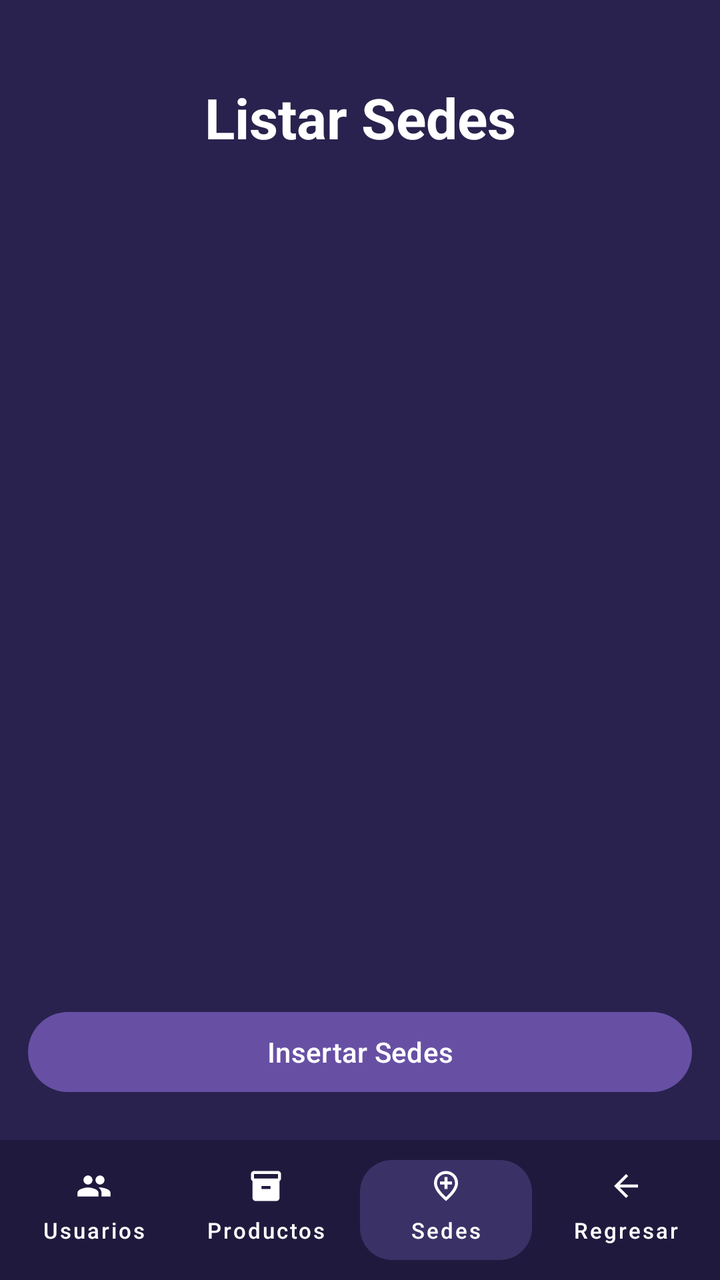
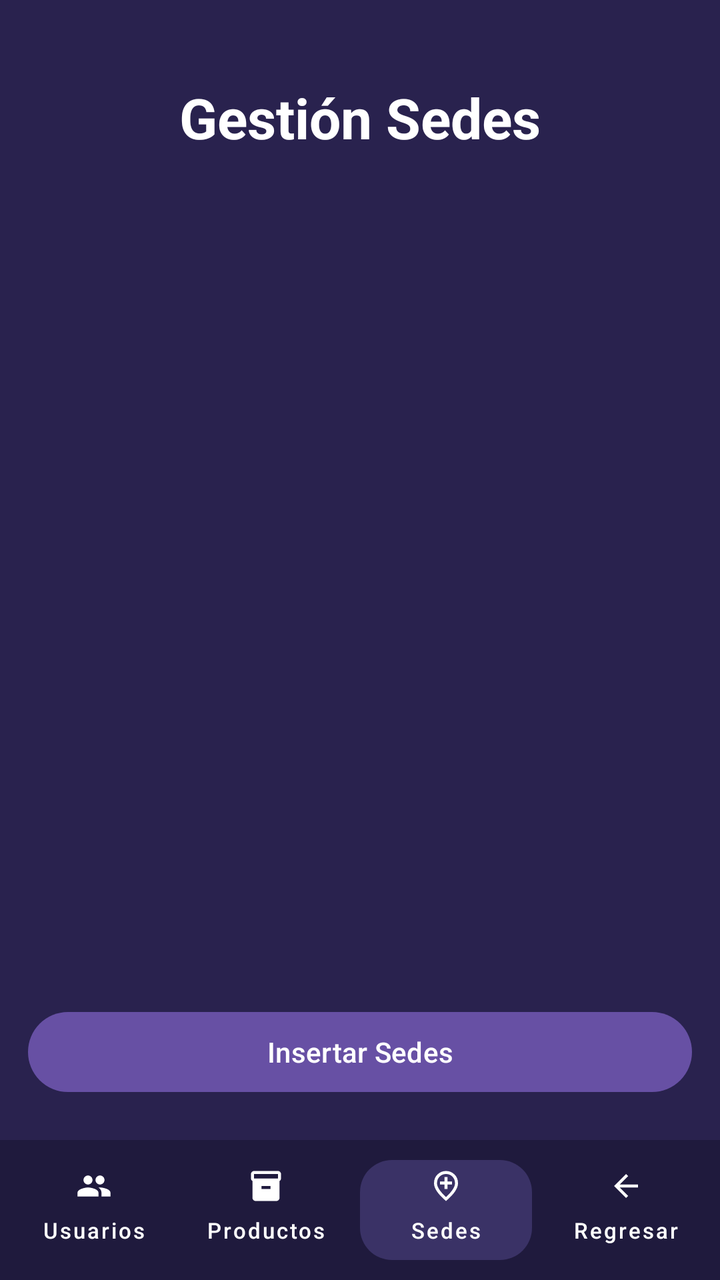

Screens rendered from an Android XML layout before and after an edit, with the pre-edit source and the edit as a unified diff.
<!-- AndroidManifest.xml: application theme Theme.AlcamenProyectoFinal -->
<!-- res/layout/activity_frm_listar_sedes.xml -->
<?xml version="1.0" encoding="utf-8"?>
<androidx.constraintlayout.widget.ConstraintLayout xmlns:android="http://schemas.android.com/apk/res/android"
    xmlns:app="http://schemas.android.com/apk/res-auto"
    xmlns:tools="http://schemas.android.com/tools"
    android:id="@+id/main"
    android:layout_width="match_parent"
    android:layout_height="match_parent"
    android:background="#29224E"
    tools:context=".Vista.frmListarSedes">

    <TextView
        android:id="@+id/tvTituloListarSedes"
        android:layout_width="wrap_content"
        android:layout_height="wrap_content"
        android:layout_marginTop="40dp"
        android:text="Listar Sedes"
        android:textColor="#FFFFFF"
        android:textSize="28sp"
        android:textStyle="bold"
        app:layout_constraintEnd_toEndOf="parent"
        app:layout_constraintStart_toStartOf="parent"
        app:layout_constraintTop_toTopOf="parent" />

    <androidx.recyclerview.widget.RecyclerView
        android:id="@+id/rvSedes"
        android:layout_width="0dp"
        android:layout_height="0dp"
        android:layout_marginTop="16dp"
        android:layout_marginBottom="12dp"
        android:clipToPadding="false"
        android:paddingBottom="8dp"
        app:layout_constraintBottom_toTopOf="@+id/containerBotones"
        app:layout_constraintEnd_toEndOf="parent"
        app:layout_constraintHorizontal_bias="0.0"
        app:layout_constraintStart_toStartOf="parent"
        app:layout_constraintTop_toBottomOf="@+id/tvTituloListarSedes"
        app:layout_constraintVertical_bias="0.0"
        tools:listitem="@layout/item_sede" />

    <LinearLayout
        android:id="@+id/containerBotones"
        android:layout_width="332dp"
        android:layout_height="wrap_content"
        android:layout_marginBottom="12dp"
        android:orientation="vertical"
        app:layout_constraintBottom_toTopOf="@+id/bottomBar"
        app:layout_constraintEnd_toEndOf="parent"
        app:layout_constraintStart_toStartOf="parent">

        <Button
            android:id="@+id/button78"
            android:layout_width="match_parent"
            android:layout_height="wrap_content"
            android:layout_marginBottom="8dp"
            android:onClick="btnInsertarSedes"
            android:text="Insertar Sedes" />
    </LinearLayout>

    <LinearLayout
        android:id="@+id/bottomBar"
        android:layout_width="match_parent"
        android:layout_height="70dp"
        android:background="#1F1A3D"
        android:gravity="center_vertical"
        android:orientation="horizontal"
        android:padding="4dp"
        app:layout_constraintBottom_toBottomOf="parent"
        app:layout_constraintEnd_toEndOf="parent"
        app:layout_constraintStart_toStartOf="parent">

        <com.google.android.material.button.MaterialButton
            android:id="@+id/btnUsuarios"
            style="@style/Widget.MaterialComponents.Button.TextButton"
            android:layout_width="0dp"
            android:layout_height="match_parent"
            android:layout_weight="1"
            android:text="Usuarios"
            android:textColor="@android:color/white"
            android:textSize="11sp"
            app:icon="@drawable/ic_people"
            app:iconGravity="top"
            app:iconPadding="2dp"
            app:iconTint="@android:color/white"
            app:textAllCaps="false" />

        <com.google.android.material.button.MaterialButton
            android:id="@+id/btnProductos"
            style="@style/Widget.MaterialComponents.Button.TextButton"
            android:layout_width="0dp"
            android:layout_height="match_parent"
            android:layout_weight="1"
            android:text="Productos"
            android:textColor="@android:color/white"
            android:textSize="11sp"
            app:icon="@drawable/ic_inventory"
            app:iconGravity="top"
            app:iconPadding="2dp"
            app:iconTint="@android:color/white"
            app:textAllCaps="false" />

        <com.google.android.material.button.MaterialButton
            android:id="@+id/btnSedes"
            style="@style/Widget.MaterialComponents.Button.UnelevatedButton"
            android:layout_width="0dp"
            android:layout_height="match_parent"
            android:layout_marginHorizontal="4dp"
            android:layout_weight="1"
            android:text="Sedes"
            android:textColor="@android:color/white"
            android:textSize="11sp"
            app:backgroundTint="#3A3266"
            app:cornerRadius="16dp"
            app:icon="@drawable/ic_location_city"
            app:iconGravity="top"
            app:iconPadding="2dp"
            app:iconTint="@android:color/white"
            app:textAllCaps="false" />

        <com.google.android.material.button.MaterialButton
            android:id="@+id/btnRegresar"
            style="@style/Widget.MaterialComponents.Button.TextButton"
            android:layout_width="0dp"
            android:layout_height="match_parent"
            android:layout_weight="1"
            android:text="Regresar"
            android:textColor="@android:color/white"
            android:textSize="11sp"
            app:icon="@drawable/ic_arrow_back"
            app:iconGravity="top"
            app:iconPadding="2dp"
            app:iconTint="@android:color/white"
            app:textAllCaps="false" />

    </LinearLayout>

</androidx.constraintlayout.widget.ConstraintLayout>
<!-- res/layout/item_sede.xml (included above) -->
<?xml version="1.0" encoding="utf-8"?>
<androidx.cardview.widget.CardView
    xmlns:android="http://schemas.android.com/apk/res/android"
    xmlns:app="http://schemas.android.com/apk/res-auto"
    android:layout_width="match_parent"
    android:layout_height="wrap_content"
    android:layout_marginHorizontal="16dp"
    android:layout_marginVertical="6dp"
    app:cardBackgroundColor="#2A2450"
    app:cardCornerRadius="12dp"
    app:cardElevation="4dp">

    <LinearLayout
        android:layout_width="match_parent"
        android:layout_height="wrap_content"
        android:orientation="horizontal"
        android:padding="16dp">

        <View
            android:layout_width="4dp"
            android:layout_height="match_parent"
            android:background="#0EA5E9"
            android:layout_marginEnd="12dp" />

        <LinearLayout
            android:layout_width="0dp"
            android:layout_height="wrap_content"
            android:layout_weight="1"
            android:orientation="vertical">

            <TextView
                android:id="@+id/tvNombreSede"
                android:layout_width="match_parent"
                android:layout_height="wrap_content"
                android:text="Sede Central - Lima"
                android:textColor="#FFFFFF"
                android:textSize="17sp"
                android:textStyle="bold" />

            <TextView
                android:id="@+id/tvDireccionSede"
                android:layout_width="wrap_content"
                android:layout_height="wrap_content"
                android:layout_marginTop="4dp"
                android:text="Av. Los Olivos 123"
                android:textColor="#A78BFA"
                android:textSize="14sp" />

            <TextView
                android:id="@+id/tvCodigoSede"
                android:layout_width="wrap_content"
                android:layout_height="wrap_content"
                android:layout_marginTop="6dp"
                android:text="Código: SEDE001"
                android:textColor="#B3FFFFFF"
                android:textSize="12sp" />
        </LinearLayout>

        <LinearLayout
            android:layout_width="wrap_content"
            android:layout_height="wrap_content"
            android:orientation="vertical"
            android:gravity="center"
            android:layout_marginStart="8dp">

            <ImageButton
                android:id="@+id/btnEditarSede"
                android:layout_width="36dp"
                android:layout_height="36dp"
                android:padding="6dp"
                android:background="?attr/selectableItemBackgroundBorderless"
                android:contentDescription="Editar sede"
                android:src="@android:drawable/ic_menu_edit"
                app:tint="#FFFFFF"/>

            <ImageButton
                android:id="@+id/btnEliminarSede"
                android:layout_width="36dp"
                android:layout_height="36dp"
                android:layout_marginTop="4dp"
                android:padding="6dp"
                android:background="?attr/selectableItemBackgroundBorderless"
                android:contentDescription="Eliminar sede"
                android:src="@android:drawable/ic_menu_close_clear_cancel"
                app:tint="#FFFFFF"/>
        </LinearLayout>

    </LinearLayout>

</androidx.cardview.widget.CardView>
<!-- resources referenced by this layout -->
<resources>
  <!-- drawable ic_arrow_back (drawable) -->
  <vector xmlns:android="http://schemas.android.com/apk/res/android" android:autoMirrored="true" android:height="24dp" android:tint="#000000" android:viewportHeight="960" android:viewportWidth="960" android:width="24dp">
        
      <path android:fillColor="@android:color/white" android:pathData="M313,520L537,744L480,800L160,480L480,160L537,216L313,440L800,440L800,520L313,520Z"/>
      
  </vector>
  <!-- drawable ic_inventory (drawable) -->
  <vector xmlns:android="http://schemas.android.com/apk/res/android" android:height="24dp" android:tint="#000000" android:viewportHeight="24" android:viewportWidth="24" android:width="24dp">
        
      <path android:fillColor="@android:color/white" android:pathData="M20,2L4,2c-1,0 -2,0.9 -2,2v3.01c0,0.72 0.43,1.34 1,1.69L3,20c0,1.1 1.1,2 2,2h14c0.9,0 2,-0.9 2,-2L21,8.7c0.57,-0.35 1,-0.97 1,-1.69L22,4c0,-1.1 -1,-2 -2,-2zM15,14L9,14v-2h6v2zM20,7L4,7L4,4l16,-0.02L20,7z"/>
      
  </vector>
  <!-- drawable ic_location_city (drawable) -->
  <vector xmlns:android="http://schemas.android.com/apk/res/android" android:height="24dp" android:tint="#000000" android:viewportHeight="960" android:viewportWidth="960" android:width="24dp">
        
      <path android:fillColor="@android:color/white" android:pathData="M440,560L520,560L520,440L640,440L640,360L520,360L520,240L440,240L440,360L320,360L320,440L440,440L440,560ZM480,774Q602,662 661,570.5Q720,479 720,408Q720,299 650.5,229.5Q581,160 480,160Q379,160 309.5,229.5Q240,299 240,408Q240,479 299,570.5Q358,662 480,774ZM480,880Q319,743 239.5,625.5Q160,508 160,408Q160,258 256.5,169Q353,80 480,80Q607,80 703.5,169Q800,258 800,408Q800,508 720.5,625.5Q641,743 480,880ZM480,400Q480,400 480,400Q480,400 480,400Q480,400 480,400Q480,400 480,400Q480,400 480,400Q480,400 480,400Q480,400 480,400Q480,400 480,400Z"/>
      
  </vector>
  <!-- drawable ic_people (drawable) -->
  <vector xmlns:android="http://schemas.android.com/apk/res/android" android:height="24dp" android:tint="#000000" android:viewportHeight="24" android:viewportWidth="24" android:width="24dp">
        
      <path android:fillColor="@android:color/white" android:pathData="M16,11c1.66,0 2.99,-1.34 2.99,-3S17.66,5 16,5c-1.66,0 -3,1.34 -3,3s1.34,3 3,3zM8,11c1.66,0 2.99,-1.34 2.99,-3S9.66,5 8,5C6.34,5 5,6.34 5,8s1.34,3 3,3zM8,13c-2.33,0 -7,1.17 -7,3.5L1,19h14v-2.5c0,-2.33 -4.67,-3.5 -7,-3.5zM16,13c-0.29,0 -0.62,0.02 -0.97,0.05 1.16,0.84 1.97,1.97 1.97,3.45L17,19h6v-2.5c0,-2.33 -4.67,-3.5 -7,-3.5z"/>
      
  </vector>
  <style name="Theme.AlcamenProyectoFinal" parent="Base.Theme.AlcamenProyectoFinal" />
  <style name="Base.Theme.AlcamenProyectoFinal" parent="Theme.Material3.DayNight.NoActionBar">
          
          
      </style>
</resources>

<!-- the commit's change to res/layout/activity_frm_listar_sedes.xml (unified diff, before → after) -->
@@ -13,7 +13,7 @@
         android:layout_width="wrap_content"
         android:layout_height="wrap_content"
         android:layout_marginTop="40dp"
-        android:text="Listar Sedes"
+        android:text="Gestión Sedes"
         android:textColor="#FFFFFF"
         android:textSize="28sp"
         android:textStyle="bold"
